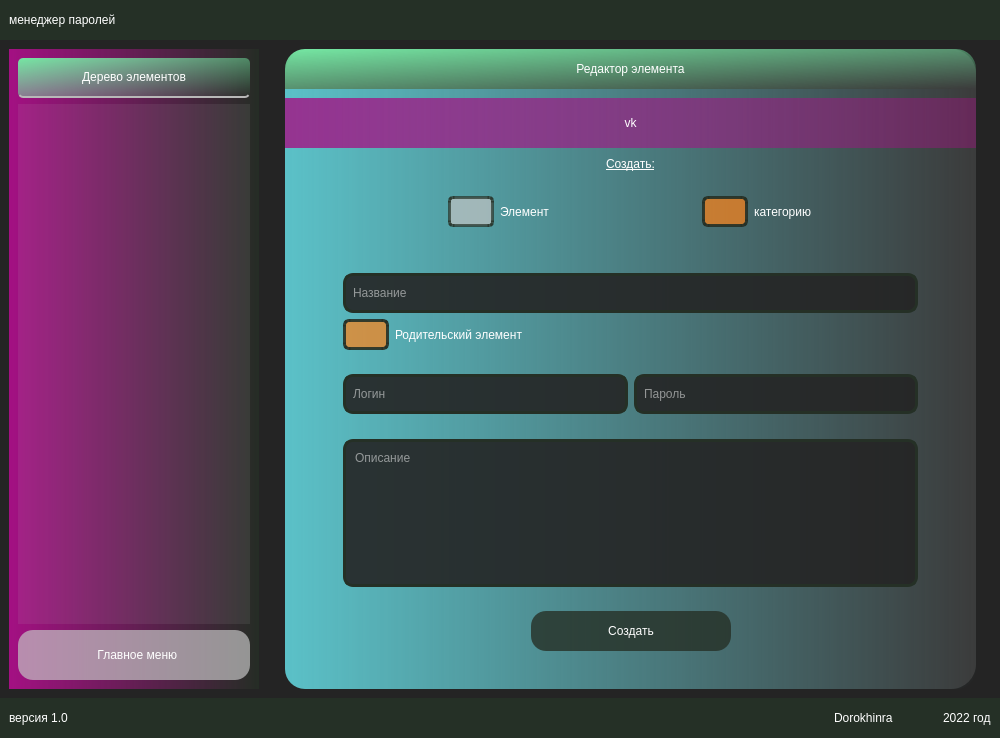
First picture: the form in gui/windows/main_ui.ui, repository dorokhinra/save_password, before the edit.
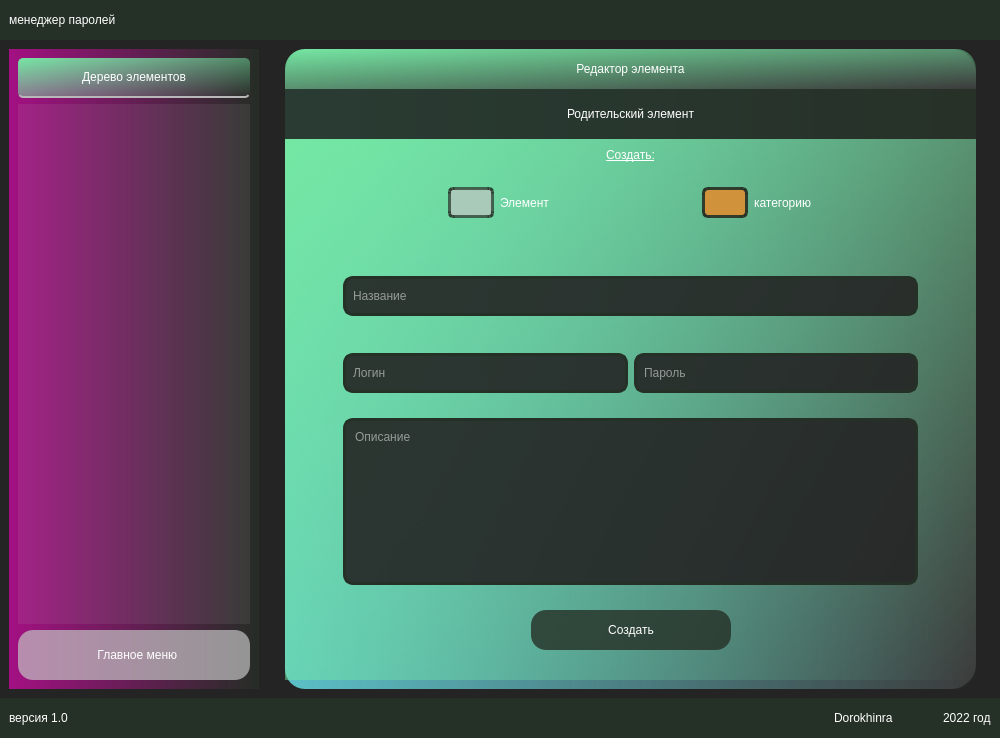
Second picture: the form after the edit. Icons and pictures are not drawn.

What changed in the file:
```diff
--- a/gui/windows/main_ui.ui
+++ b/gui/windows/main_ui.ui
@@ -2779,6 +2779,9 @@
                     <property name="leftMargin">
                      <number>0</number>
                     </property>
+                    <property name="topMargin">
+                     <number>0</number>
+                    </property>
                     <property name="rightMargin">
                      <number>0</number>
                     </property>
@@ -2797,7 +2800,7 @@
                        </size>
                       </property>
                       <property name="styleSheet">
-                       <string notr="true"> background-color: qlineargradient(spread:pad, x1:0, y1:0, x2:1, y2:0, stop:0 rgba(164, 16, 131, 0.8), stop:1 rgba(164, 16, 131, 0.4));</string>
+                       <string notr="true">background-color: rgba(37, 48, 38, 0.8);</string>
                       </property>
                       <property name="frameShape">
                        <enum>QFrame::StyledPanel</enum>
@@ -2830,12 +2833,12 @@
                           </size>
                          </property>
                          <property name="styleSheet">
-                          <string notr="true">background-color: rgba(255, 255, 255, 0.0);
+                          <string notr="true">background-color: rgba(37, 48, 38, 0.6);
 font: 11pt &quot;Sans Serif&quot;;
 </string>
                          </property>
                          <property name="text">
-                          <string>vk</string>
+                          <string>Родительский элемент</string>
                          </property>
                          <property name="alignment">
                           <set>Qt::AlignCenter</set>
@@ -2849,7 +2852,7 @@
                      <widget class="QFrame" name="frame_28">
                       <property name="styleSheet">
                        <string notr="true">#frame_28 {
-	background-color: rgba(255, 255, 255, 0.0);
+	background-color: qlineargradient(spread:pad, x1:0, y1:0, x2:1, y2:1, stop:0 rgba(117, 231, 163, 1), stop:1 rgba(117, 231, 163, 0));
 }</string>
                       </property>
                       <property name="frameShape">
@@ -3095,49 +3098,6 @@
                                </property>
                               </widget>
                              </item>
-                             <item>
-                              <widget class="QCheckBox" name="check_parent_element">
-                               <property name="styleSheet">
-                                <string notr="true">
-QCheckBox {
-	background-color: rgba(85, 255, 0, 0.0);
-}
-
-QCheckBox::indicator {
-border: 3px solid; 
-border-color: rgba(37, 48, 38, 0.7);
-width: 40px;
-height: 25px;
-border-radius: 5px;
-}
-
-QCheckBox::indicator::unchecked{ 
-border: 3px solid; 
-border-color: rgba(37, 48, 38, 0.7);
-border-radius: 5px;
-background-color: rgba(195, 195, 195, 0.7);
-width: 40px;
-height: 25px;
-}
-
-QCheckBox::indicator::checked{ 
-border: 3px solid; 
-border-color: rgba(37, 48, 38, 0.9);
-border-radius: 6px;
-background-color: rgba(255, 131, 23, 0.7);
-width: 40px;
-height: 25px;
-}
-</string>
-                               </property>
-                               <property name="text">
-                                <string>Родительский элемент</string>
-                               </property>
-                               <property name="checked">
-                                <bool>true</bool>
-                               </property>
-                              </widget>
-                             </item>
                             </layout>
                            </widget>
                           </item>
```
